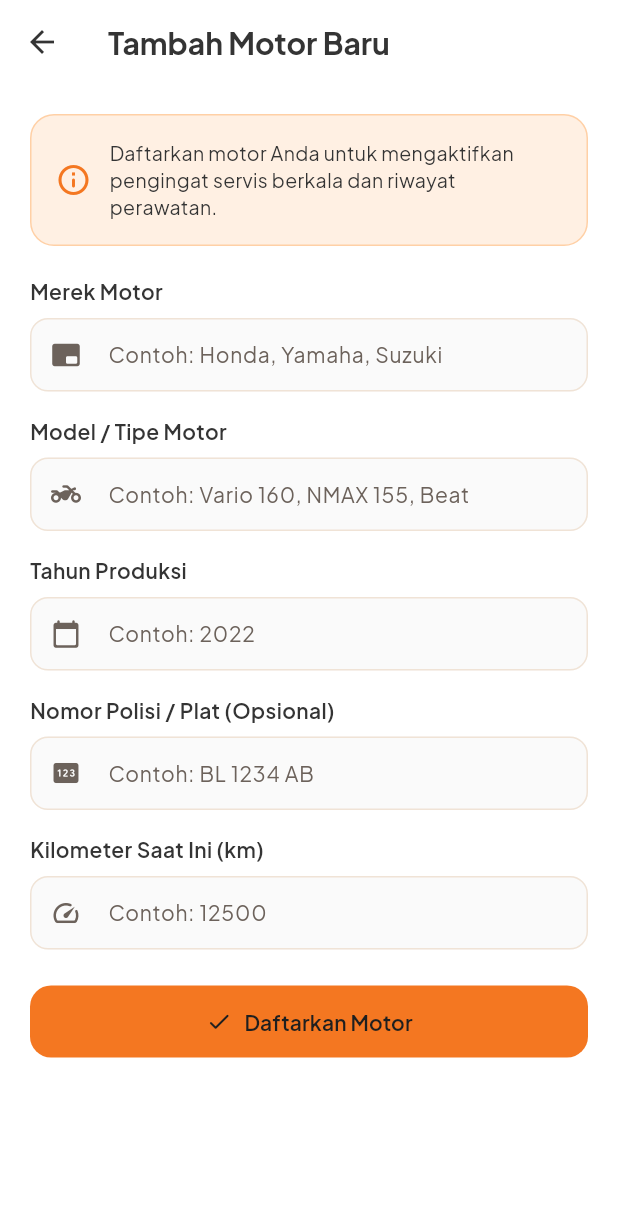
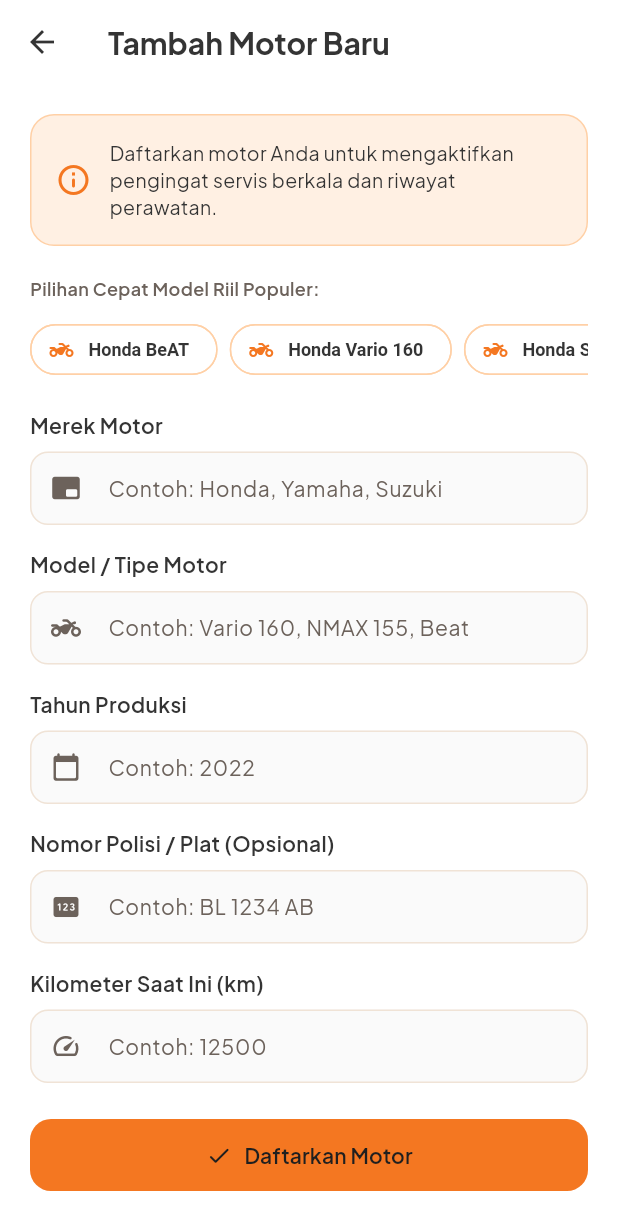
Before and after one commit to Astaa25/MOTOCare, a Flutter app: the AddEditMotorcycleScreen screen opened by its route, on a phone screen of 412 x 824 dp. Shown: the top 1230 px of the screen. Run offline on Flutter 3.47's test engine with Material 3 defaults, Android fonts, the phone set to English and light mode, and no system bars; our stand-ins replace flutter_local_notifications, flutter_riverpod, geolocator, go_router, google_fonts, supabase_flutter and 1 more; accounts and stored records are empty.

Commit message:
feat(data): masukkan data motor riil indonesia, tautan video youtube resmi, dan bersihkan ui login

```diff
--- a/lib/features/motorcycles/presentation/add_edit_motorcycle_screen.dart
+++ b/lib/features/motorcycles/presentation/add_edit_motorcycle_screen.dart
@@ -228,8 +228,63 @@ class _AddEditMotorcycleScreenState
                   const SizedBox(height: 16),
                 ],
 
+                // Rekomendasi Cepat Model Riil Indonesia
+                Column(
+                  crossAxisAlignment: CrossAxisAlignment.start,
+                  children: <Widget>[
+                    const Text(
+                      'Pilihan Cepat Model Riil Populer:',
+                      style: TextStyle(
+                        fontSize: 12,
+                        fontWeight: FontWeight.w600,
+                        color: AppColors.textSecondary,
+                      ),
+                    ),
+                    const SizedBox(height: 8),
+                    SingleChildScrollView(
+                      scrollDirection: Axis.horizontal,
+                      child: Row(
+                        children: const <(String, String)>[
+                          ('Honda', 'BeAT'),
+                          ('Honda', 'Vario 160'),
+                          ('Honda', 'Scoopy'),
+                          ('Honda', 'PCX 160'),
+                          ('Yamaha', 'NMAX 155'),
+                          ('Yamaha', 'Aerox 155'),
+                          ('Yamaha', 'Mio M3'),
+                          ('Suzuki', 'Nex II'),
+                        ].map((pair) {
+                          return Padding(
+                            padding: const EdgeInsets.only(right: 8),
+                            child: ActionChip(
+                              key: Key('quick_motor_${pair.$1}_${pair.$2}'.replaceAll(' ', '_')),
+                              avatar: const Icon(Icons.two_wheeler_rounded, size: 16, color: AppColors.primary),
+                              label: Text('${pair.$1} ${pair.$2}'),
+                              backgroundColor: Colors.white,
+                              side: const BorderSide(color: AppColors.peach),
+                              labelStyle: const TextStyle(
+                                fontSize: 12,
+                                fontWeight: FontWeight.w600,
+                                color: AppColors.textPrimary,
+                              ),
+                              onPressed: () {
+                                setState(() {
+                                  _brandController.text = pair.$1;
+                                  _modelController.text = pair.$2;
+                                });
+                              },
+                            ),
+                          );
+                        }).toList(),
+                      ),
+                    ),
+                  ],
+                ),
+                const SizedBox(height: 16),
+
                 // Merek Motor
                 AppTextField(
+                  key: const Key('motorcycle_brand_field'),
                   controller: _brandController,
                   label: 'Merek Motor',
                   hint: 'Contoh: Honda, Yamaha, Suzuki',
```
Also changed, not shown: lib/features/auth/data/mock_auth_repository.dart (+47 -7 lines), lib/features/auth/presentation/login_screen.dart (+0 -19 lines), lib/features/help_requests/presentation/create_help_request_screen.dart (+7 -1 lines), lib/features/motorcycles/data/mock_motorcycle_repository.dart (+50 -2 lines), lib/features/tutorials/data/mock_tutorial_repository.dart (+24 -24 lines), 1 other file.
